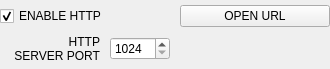
buzzinglight/IanniX, file interfaces/interfacehttp.ui: the form before one commit.
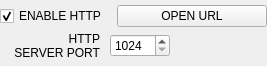
The form after the commit.

```diff
--- a/interfaces/interfacehttp.ui
+++ b/interfaces/interfacehttp.ui
@@ -6,8 +6,8 @@
    <rect>
     <x>0</x>
     <y>0</y>
-    <width>330</width>
-    <height>69</height>
+    <width>265</width>
+    <height>66</height>
    </rect>
   </property>
   <property name="windowTitle">
@@ -18,7 +18,7 @@
   </property>
   <layout class="QVBoxLayout" name="verticalLayout">
    <property name="spacing">
-    <number>3</number>
+    <number>0</number>
    </property>
    <property name="margin">
     <number>0</number>
@@ -49,7 +49,7 @@
        <property name="sizeHint" stdset="0">
         <size>
          <width>141</width>
-         <height>11</height>
+         <height>5</height>
         </size>
        </property>
       </spacer>
@@ -136,7 +136,7 @@
        <property name="sizeHint" stdset="0">
         <size>
          <width>40</width>
-         <height>20</height>
+         <height>5</height>
         </size>
        </property>
       </spacer>
```
